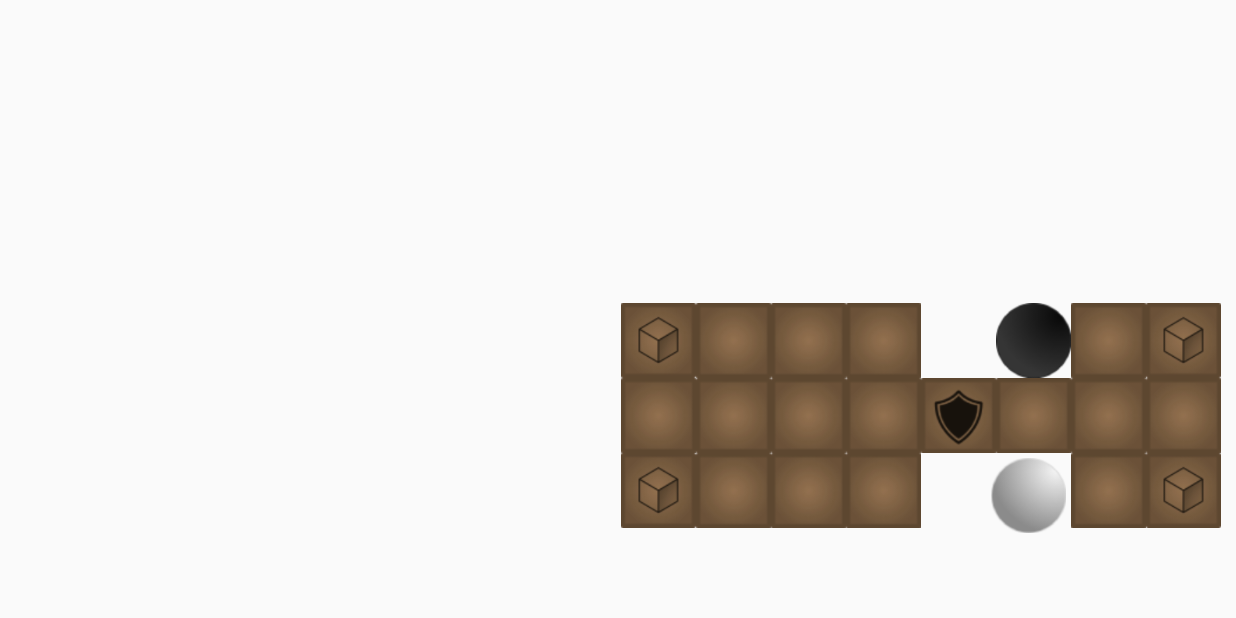
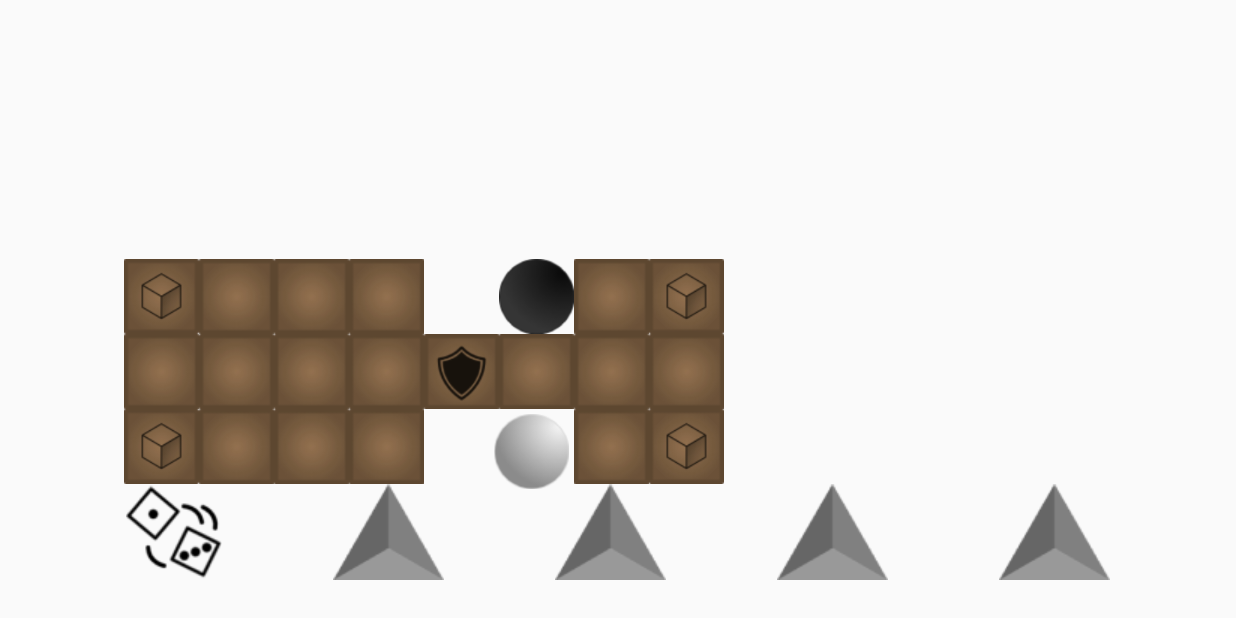
Before and after one commit to eitanwass/royal-game-of-urr, an Android app: the GameActivity screen opened directly, with no data from a screen before it, on a phone screen of 824 x 412 dp (held sideways). Run offline under Robolectric (Android 15) with nearby library versions, the phone set to English and light mode, and no system bars.

Commit message:
Changed layout to fit dice

```diff
--- a/src/app/src/main/java/com/stadio/urr/GameActivity.java
+++ b/src/app/src/main/java/com/stadio/urr/GameActivity.java
@@ -1,6 +1,7 @@
 package com.stadio.urr;
 
 import androidx.appcompat.app.AppCompatActivity;
+import androidx.constraintlayout.widget.ConstraintLayout;
 
 import android.annotation.SuppressLint;
 import android.content.Context;
@@ -15,6 +16,7 @@ import android.view.View;
 import android.view.ViewGroup;
 import android.view.ViewTreeObserver;
 import android.view.WindowInsets;
+import android.widget.ImageView;
 import android.widget.RelativeLayout;
 
 import java.util.ArrayList;
@@ -24,13 +26,16 @@ import static android.content.ContentValues.TAG;
 public class GameActivity extends AppCompatActivity {
 
     static RelativeLayout relativeLayout;
+    ConstraintLayout constraintLayout_dice;
     Tile root_tile;
     static ArrayList<Tile> tiles;
     static ArrayList<Piece> whites;
     static ArrayList<Piece> blacks;
     Piece game_piece_white;
     Piece game_piece_black;
+    ImageView[] dice;
 
+    final static int NUMBER_OF_DICE = 4;
     final static int NUMBER_OF_PIECES = 7;
     final float NUMBER_OF_TILES_ACCROSS = 8;
     final float PERCENTAGE_OF_TILES_FROM_SCREEN = (float) 85 / 100;
@@ -49,6 +54,7 @@ public class GameActivity extends AppCompatActivity {
         getSupportActionBar().hide();
 
         relativeLayout = findViewById(R.id.game_relative_layout);
+        constraintLayout_dice = findViewById(R.id.constraint_layout_dice);
         root_tile = findViewById(R.id.tile);
         game_piece_white = findViewById(R.id.piece_white);
         game_piece_white.setOnTouchListener(new DragNDrop(width_px, height_px, getSoftButtonsBarHeight()));
@@ -57,6 +63,11 @@ public class GameActivity extends AppCompatActivity {
         game_piece_black.setOnTouchListener(new DragNDrop(width_px, height_px, getSoftButtonsBarHeight()));
         game_piece_black.setStart_tile((Tile) findViewById(R.id.start_black));
 
+        dice = new ImageView[NUMBER_OF_DICE];
+        dice[0] = findViewById(R.id.dice1);
+        dice[1] = findViewById(R.id.dice2);
+        dice[2] = findViewById(R.id.dice3);
+        dice[3] = findViewById(R.id.dice4);
         tiles = new ArrayList<>();
         whites = new ArrayList<>();
         blacks = new ArrayList<>();
@@ -79,10 +90,15 @@ public class GameActivity extends AppCompatActivity {
 
     /**
      * Sets the tile array list.
+     * That includes sizes and positioning.
      */
     public void setTiles(){
-        float tile_size = width_dp * TILE_PRECENT;
-        float margin_bottom = convertDpToPixel((height_dp - tile_size * 3) / 2, getApplicationContext());
+        float dice_height = constraintLayout_dice.getHeight();
+        float tile_size = (width_dp) * TILE_PRECENT;
+        float margin_bottom = convertDpToPixel((height_dp - dice_height - tile_size * 3) / 2, getApplicationContext());
+        //Log.d(TAG, "setTiles: dice height: " + dice_height);
+        Log.d(TAG, "setTiles: tile_size: " + tile_size);
+        Log.d(TAG, "setTiles: margin bottom: " + margin_bottom);
         float margin_right = convertDpToPixel((width_dp - tile_size * 8) / 2, getApplicationContext());
         RelativeLayout.LayoutParams params = (RelativeLayout.LayoutParams) root_tile.getLayoutParams();
         params.setMargins(0, 0, (int) margin_right, (int) margin_bottom);
@@ -138,6 +154,7 @@ public class GameActivity extends AppCompatActivity {
 
     public void onWindowFocusChanged(boolean hasFocus) {
         getSizes();
+        //setDice();
         setTiles();
         setPieces(game_piece_white, whites);
         setPieces(game_piece_black, blacks);
--- a/src/app/src/main/res/layout/activity_game.xml
+++ b/src/app/src/main/res/layout/activity_game.xml
@@ -2,6 +2,7 @@
 <RelativeLayout xmlns:android="http://schemas.android.com/apk/res/android"
     xmlns:app="http://schemas.android.com/apk/res-auto"
     xmlns:custom="http://schemas.android.com/apk/res-auto"
+    xmlns:tools="http://schemas.android.com/tools"
     android:id="@+id/game_relative_layout"
     android:layout_width="match_parent"
     android:layout_height="match_parent"
@@ -12,10 +13,10 @@
         android:id="@+id/tile"
         android:layout_width="50dp"
         android:layout_height="50dp"
+        android:layout_above="@id/constraint_layout_dice"
         android:layout_alignParentEnd="true"
-        android:layout_alignParentBottom="true"
-        android:layout_marginEnd="0dp"
-        android:layout_marginBottom="60dp"
+        android:layout_marginEnd="331dp"
+        android:layout_marginBottom="0dp"
         android:src="@drawable/invincibility_tile"
         custom:exclusive_to="white"
         custom:type="another_turn"></com.stadio.urr.Tile>
@@ -357,4 +358,58 @@
         android:src="@drawable/piece_black"
         custom:side="black"></com.stadio.urr.Piece>
 
+    <androidx.constraintlayout.widget.ConstraintLayout
+        android:id="@+id/constraint_layout_dice"
+        android:layout_width="match_parent"
+        android:layout_height="wrap_content"
+        android:layout_alignParentBottom="true"
+        android:layout_marginBottom="25dp">
+
+        <ImageView
+            android:id="@+id/dice1"
+            android:layout_width="wrap_content"
+            android:layout_height="wrap_content"
+            app:layout_constraintBottom_toBottomOf="@+id/imageButton"
+            app:layout_constraintEnd_toStartOf="@+id/dice2"
+            app:layout_constraintStart_toEndOf="@+id/imageButton"
+            app:layout_constraintTop_toTopOf="@+id/dice2"
+            custom:srcCompat="@drawable/pyramid_die_down" />
+
+        <ImageView
+            android:id="@+id/dice2"
+            android:layout_width="wrap_content"
+            android:layout_height="wrap_content"
+            app:layout_constraintEnd_toStartOf="@+id/dice3"
+            app:layout_constraintStart_toEndOf="@+id/dice1"
+            app:layout_constraintTop_toTopOf="@+id/dice3"
+            custom:srcCompat="@drawable/pyramid_die_down" />
+
+        <ImageView
+            android:id="@+id/dice3"
+            android:layout_width="wrap_content"
+            android:layout_height="wrap_content"
+            app:layout_constraintEnd_toStartOf="@+id/dice4"
+            app:layout_constraintStart_toEndOf="@+id/dice2"
+            app:layout_constraintTop_toTopOf="@+id/dice4"
+            custom:srcCompat="@drawable/pyramid_die_down" />
+
+        <ImageView
+            android:id="@+id/dice4"
+            android:layout_width="wrap_content"
+            android:layout_height="wrap_content"
+            app:layout_constraintEnd_toEndOf="parent"
+            app:layout_constraintStart_toEndOf="@+id/dice3"
+            app:layout_constraintTop_toTopOf="parent"
+            custom:srcCompat="@drawable/pyramid_die_down" />
+
+        <ImageButton
+            android:id="@+id/imageButton"
+            android:layout_width="wrap_content"
+            android:layout_height="wrap_content"
+            android:background="@drawable/dice_roll_button"
+            app:layout_constraintEnd_toStartOf="@+id/dice1"
+            app:layout_constraintStart_toStartOf="parent"
+            app:layout_constraintTop_toTopOf="parent" />
+    </androidx.constraintlayout.widget.ConstraintLayout>
+
 </RelativeLayout>
```
Also changed, not shown: src/app/src/main/res/drawable/dice_roll_button.png (added), src/app/src/main/res/drawable/pyramid_die_down.png (added), src/app/src/main/res/drawable/pyramid_die_up.png (added).
